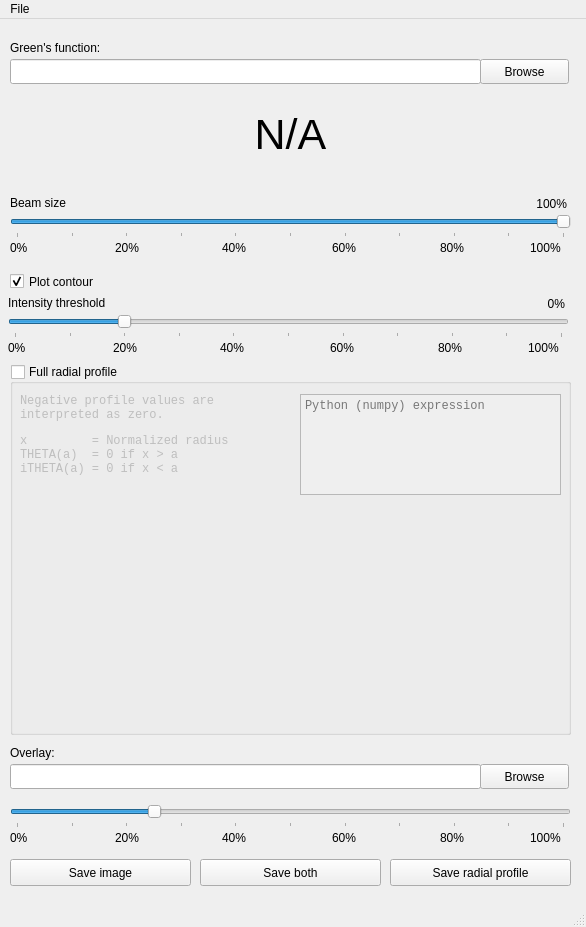
Before: the Qt Designer form gui/ui/green/BeamsizeMeasurement.ui in hoppe93/softplot, drawn with Qt 5.
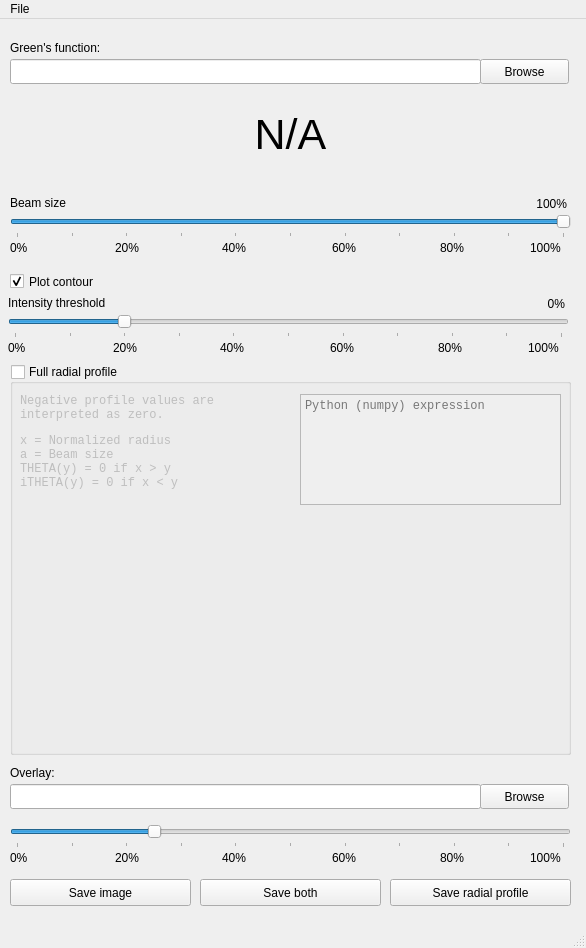
After: the same form once the commit is applied.

Commit message: Added beam radius variable to 'BeamSizeMeasurement'

Patch:
```diff
--- a/gui/ui/green/BeamsizeMeasurement.ui
+++ b/gui/ui/green/BeamsizeMeasurement.ui
@@ -7,7 +7,7 @@
     <x>0</x>
     <y>0</y>
     <width>586</width>
-    <height>927</height>
+    <height>948</height>
    </rect>
   </property>
   <property name="windowTitle">
@@ -59,7 +59,7 @@
       <x>10</x>
       <y>345</y>
       <width>561</width>
-      <height>371</height>
+      <height>391</height>
      </rect>
     </property>
     <property name="title">
@@ -77,7 +77,7 @@
        <x>10</x>
        <y>30</y>
        <width>271</width>
-       <height>111</height>
+       <height>121</height>
       </rect>
      </property>
      <property name="font">
@@ -86,7 +86,7 @@
       </font>
      </property>
      <property name="text">
-      <string>&lt;html&gt;&lt;head/&gt;&lt;body&gt;&lt;p&gt;Negative profile values are&lt;br/&gt;interpreted as zero.&lt;/p&gt;&lt;p&gt;x &amp;nbsp;&amp;nbsp;&amp;nbsp;&amp;nbsp;&amp;nbsp;&amp;nbsp;&amp;nbsp; = Normalized radius&lt;br/&gt;THETA(a)&amp;nbsp; = 0 if x &amp;gt; a&lt;br/&gt;iTHETA(a) = 0 if x &amp;lt; a&lt;/p&gt;&lt;/body&gt;&lt;/html&gt;</string>
+      <string>&lt;html&gt;&lt;head/&gt;&lt;body&gt;&lt;p&gt;Negative profile values are&lt;br/&gt;interpreted as zero.&lt;/p&gt;&lt;p&gt;x         = Normalized radius&lt;br/&gt;a         = Beam size&lt;br/&gt;THETA(y)  = 0 if x &amp;gt; y&lt;br/&gt;iTHETA(y) = 0 if x &amp;lt; y&lt;/p&gt;&lt;/body&gt;&lt;/html&gt;</string>
      </property>
      <property name="alignment">
       <set>Qt::AlignLeading|Qt::AlignLeft|Qt::AlignTop</set>
@@ -98,7 +98,7 @@
        <x>290</x>
        <y>30</y>
        <width>261</width>
-       <height>101</height>
+       <height>111</height>
       </rect>
      </property>
      <property name="font">
@@ -114,9 +114,9 @@
      <property name="geometry">
       <rect>
        <x>10</x>
-       <y>140</y>
+       <y>150</y>
        <width>541</width>
-       <height>221</height>
+       <height>231</height>
       </rect>
      </property>
     </widget>
@@ -392,7 +392,7 @@
     <property name="geometry">
      <rect>
       <x>10</x>
-      <y>745</y>
+      <y>765</y>
       <width>471</width>
       <height>25</height>
      </rect>
@@ -405,7 +405,7 @@
     <property name="geometry">
      <rect>
       <x>480</x>
-      <y>745</y>
+      <y>765</y>
       <width>89</width>
       <height>25</height>
      </rect>
@@ -418,7 +418,7 @@
     <property name="geometry">
      <rect>
       <x>10</x>
-      <y>725</y>
+      <y>745</y>
       <width>67</width>
       <height>17</height>
      </rect>
@@ -431,7 +431,7 @@
     <property name="geometry">
      <rect>
       <x>10</x>
-      <y>785</y>
+      <y>805</y>
       <width>561</width>
       <height>24</height>
      </rect>
@@ -456,7 +456,7 @@
     <property name="geometry">
      <rect>
       <x>222</x>
-      <y>810</y>
+      <y>830</y>
       <width>31</width>
       <height>17</height>
      </rect>
@@ -469,7 +469,7 @@
     <property name="geometry">
      <rect>
       <x>10</x>
-      <y>810</y>
+      <y>830</y>
       <width>31</width>
       <height>17</height>
      </rect>
@@ -482,7 +482,7 @@
     <property name="geometry">
      <rect>
       <x>332</x>
-      <y>810</y>
+      <y>830</y>
       <width>31</width>
       <height>17</height>
      </rect>
@@ -495,7 +495,7 @@
     <property name="geometry">
      <rect>
       <x>115</x>
-      <y>810</y>
+      <y>830</y>
       <width>31</width>
       <height>17</height>
      </rect>
@@ -508,7 +508,7 @@
     <property name="geometry">
      <rect>
       <x>530</x>
-      <y>810</y>
+      <y>830</y>
       <width>41</width>
       <height>17</height>
      </rect>
@@ -521,7 +521,7 @@
     <property name="geometry">
      <rect>
       <x>440</x>
-      <y>810</y>
+      <y>830</y>
       <width>31</width>
       <height>17</height>
      </rect>
@@ -571,7 +571,7 @@
     <property name="geometry">
      <rect>
       <x>10</x>
-      <y>840</y>
+      <y>860</y>
       <width>181</width>
       <height>27</height>
      </rect>
@@ -587,7 +587,7 @@
     <property name="geometry">
      <rect>
       <x>390</x>
-      <y>840</y>
+      <y>860</y>
       <width>181</width>
       <height>27</height>
      </rect>
@@ -603,7 +603,7 @@
     <property name="geometry">
      <rect>
       <x>200</x>
-      <y>840</y>
+      <y>860</y>
       <width>181</width>
       <height>27</height>
      </rect>
```
The commit also changes 5 other files.
